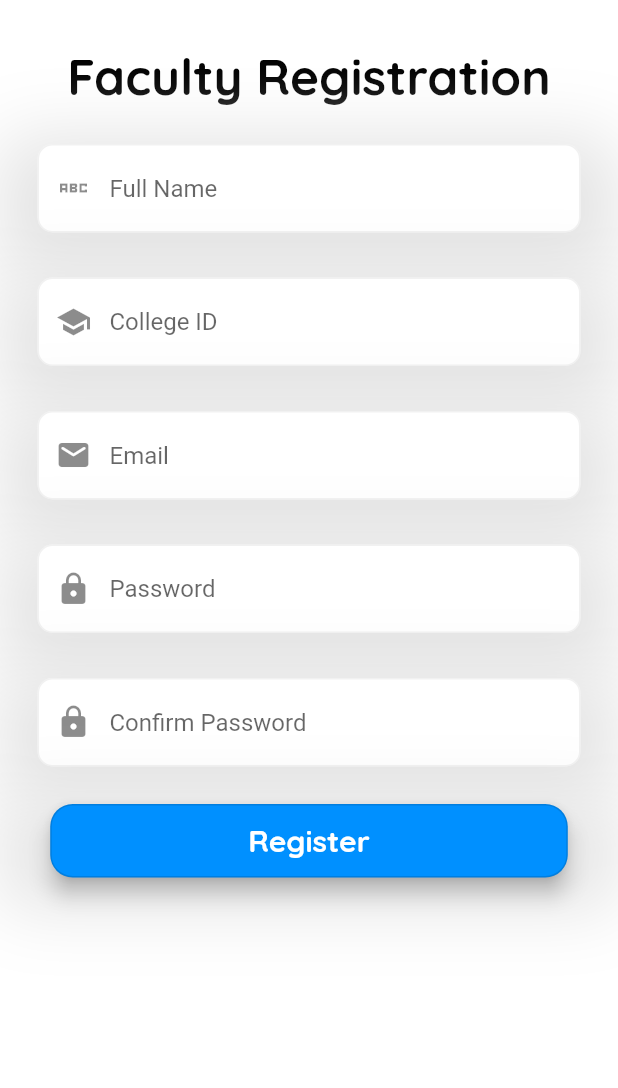
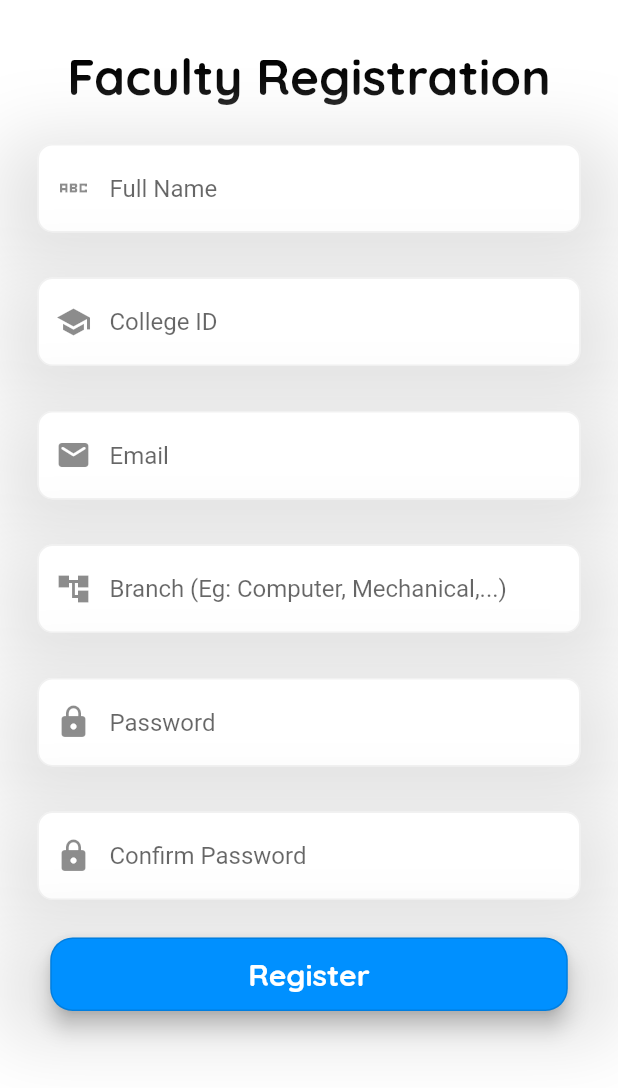
Before and after one commit to Yash2129/hybrid_learning, a Flutter app: the FacultyRegistration screen opened directly, on a phone screen of 412 x 824 dp. Shown: the top 1088 px of the screen. Run offline on Flutter 3.47's test engine with Material 2 defaults, Android fonts, the phone set to English and light mode, and no system bars; our stand-ins replace cloud_firestore, firebase_auth, firebase_core, firebase_database; accounts and stored records are empty.

Commit message:
First commit

```diff
--- a/lib/faculty/FacultyRegistration.dart
+++ b/lib/faculty/FacultyRegistration.dart
@@ -1,5 +1,6 @@
 import 'package:cloud_firestore/cloud_firestore.dart';
 import 'package:firebase_auth/firebase_auth.dart';
+import 'package:firebase_database/firebase_database.dart';
 import 'package:flutter/material.dart';
 import 'package:hybrid_learning_application/faculty/FacultyLogin.dart';
 
@@ -13,10 +14,13 @@ class FacultyRegistration extends StatefulWidget {
 class _FacultyRegistrationState extends State<FacultyRegistration> {
   @override
   Widget build(BuildContext context) {
+    FirebaseDatabase database = FirebaseDatabase.instance;
+    DatabaseReference ref = database.ref("Faculty");
     TextEditingController _emailController = TextEditingController();
     TextEditingController _passwordController = TextEditingController();
     TextEditingController _fullNameController = TextEditingController();
     TextEditingController _idController = TextEditingController();
+    TextEditingController _branchController = TextEditingController();
     TextEditingController _confirmPasswordController = TextEditingController();
     return Container(
 
@@ -156,6 +160,38 @@ class _FacultyRegistrationState extends State<FacultyRegistration> {
                       )]
                   ),
                   child: TextField(
+                    controller: _branchController,
+                    keyboardType: TextInputType.text,
+                    decoration: const InputDecoration(
+                      enabledBorder: OutlineInputBorder(
+                        borderSide: BorderSide(color: Color(0x80E3E3E3)),
+                        borderRadius: BorderRadius.all(Radius.circular(10)),
+                      ),
+                      focusedBorder: OutlineInputBorder(
+                        borderSide: BorderSide(color: Colors.blue),
+                        borderRadius: BorderRadius.all(Radius.circular(10)),
+                      ),
+
+                      prefixIcon: Icon(Icons.account_tree),
+
+                      hintText: "Branch (Eg: Computer, Mechanical,...)",
+                      filled: true,
+                      fillColor: Colors.white,
+
+                    ),
+                  ),
+                ),
+                Container(
+                  padding: const EdgeInsets.only(left: 25,right: 25,top: 20,bottom: 10),
+                  decoration: BoxDecoration(
+                      borderRadius: BorderRadius.all(Radius.circular(10)),
+                      boxShadow: [BoxShadow(
+                          color: Color(0xFFE3E3E3),
+                          blurRadius: 40,
+                          offset: Offset(0,20)
+                      )]
+                  ),
+                  child: TextField(
                     controller: _passwordController,
                     keyboardType: TextInputType.visiblePassword,
                     decoration: const InputDecoration(
@@ -240,12 +276,26 @@ class _FacultyRegistrationState extends State<FacultyRegistration> {
                       String email = _emailController.text;
                       var gmail = email.split('@');
                       var id = _idController.text.toLowerCase();
+                      var branch = _branchController.text;
+                      var id2 = _idController.text;
+                      DatabaseReference child1 = ref.child(branch);
                       bool found = gmail[0].contains(id);
                       if(found==false){
-                        FirebaseAuth.instance.createUserWithEmailAndPassword(email: _emailController.text, password: _passwordController.text).then((value){
-                          FirebaseFirestore.instance.collection('Faculty').doc(value.user?.uid).set({"FacultyName":_fullNameController.text,"email": value.user?.email, "password": _passwordController.text, "CollegeId": _idController.text});
+                        FirebaseAuth.instance.createUserWithEmailAndPassword(email: _emailController.text, password: _passwordController.text).then((value) async {
+                          await child1.child(id2).set({
+                            "UID": value.user?.uid,
+                            "FacultyName":_fullNameController.text,
+                            "email": value.user?.email,
+                            "Branch": _branchController.text,
+                            "password": _passwordController.text,
+                            "CollegeId": _idController.text
+                          });
                           Navigator.pushReplacement(context, MaterialPageRoute(builder: (context)=> FacultyLogin()));
                         });
+
+
+
+
                       }
 
                       else{
--- a/lib/main.dart
+++ b/lib/main.dart
@@ -1,7 +1,7 @@
 import 'package:flutter/material.dart';
 import 'package:hybrid_learning_application/LoginOptions.dart';
 import 'package:flutter/services.dart';
-import 'package:hybrid_learning_application/student/StudentLogin.dart';
+
 
 void main() {
   WidgetsFlutterBinding.ensureInitialized();
--- a/lib/student/StudentLogin.dart
+++ b/lib/student/StudentLogin.dart
@@ -215,7 +215,7 @@ class _StudentLoginScreenState extends State<StudentLoginScreen> {
                       bool found = gmail[0].contains(RegExp(r'[0-9]'));
                       if(user!=null && found==true){
                         Navigator.of(context).pushReplacement(MaterialPageRoute(builder: (context)=> const StudentMainScreen()));
-                        FirebaseFirestore.instance.collection('Student').doc(_auth.currentUser?.uid).set({"email":_auth.currentUser?.email,"uid":_auth.currentUser?.uid});
+                        FirebaseFirestore.instance.collection('Student').doc(_auth.currentUser?.uid);
 
                       }
                       else{
```
Also changed, not shown: lib/parent/ParentsRegistration.dart (+16 -2 lines), lib/student/StudentRegistration.dart (+29 -6 lines), pubspec.yaml (+9 -4 lines), pubspec.lock, 2 other files.
